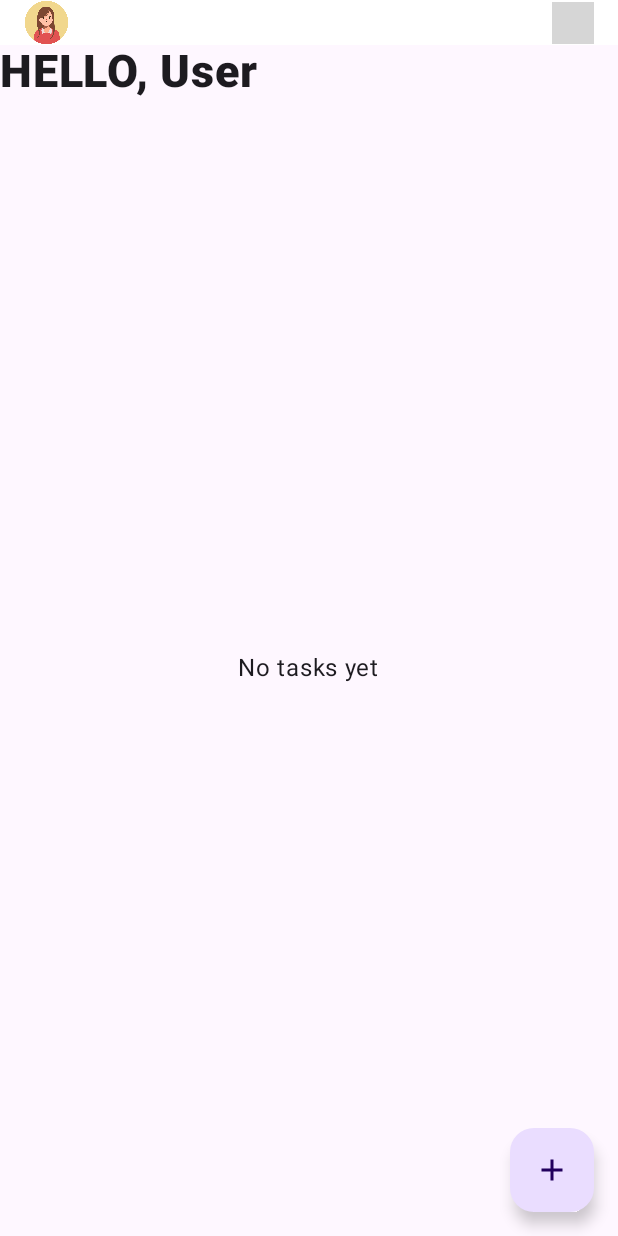
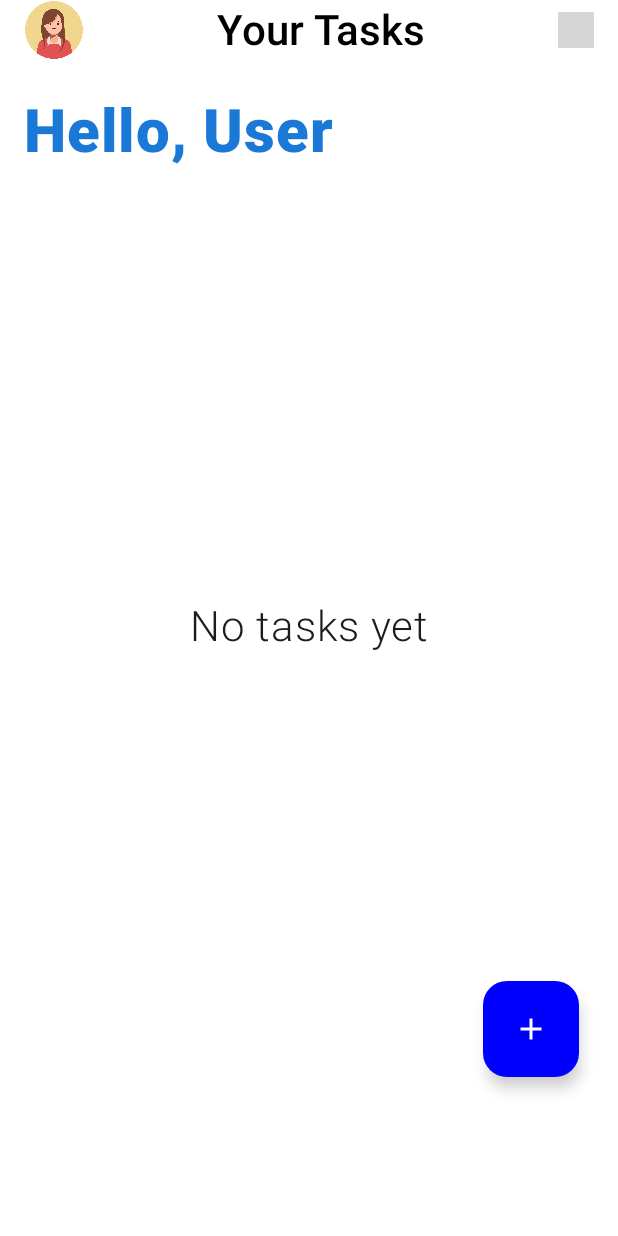
Before and after one commit to techyJimbei/momentum, an Android app built with Jetpack Compose: the TaskListScreen screen opened through its navigation route, on a phone screen of 412 x 824 dp. Run offline under Robolectric (Android 15) with nearby library versions, the phone set to English and light mode, and no system bars; grey boxes are pictures that could not be loaded.

Commit message:
Task Screen Ui done:

```diff
--- a/app/build.gradle.kts
+++ b/app/build.gradle.kts
@@ -54,6 +54,7 @@ dependencies {
     implementation("io.coil-kt:coil-gif:2.4.0")
     implementation(libs.androidx.ui.text.google.fonts)
     implementation("androidx.compose.ui:ui-text-google-fonts:1.5.3")
+    implementation ("androidx.datastore:datastore-preferences:1.0.0")
     implementation(libs.compose.constraint.layout)
     implementation("com.google.accompanist:accompanist-pager:0.23.1")
     implementation("com.google.accompanist:accompanist-pager-indicators:0.23.1")
@@ -67,6 +68,7 @@ dependencies {
     implementation ("com.squareup.okhttp3:okhttp:4.12.0")
     implementation(libs.androidx.tv.material)
     implementation(libs.androidx.compiler)
+    implementation(libs.firebase.appdistribution.gradle)
     testImplementation(libs.junit)
     androidTestImplementation(libs.androidx.junit)
     androidTestImplementation(libs.androidx.espresso.core)
--- a/app/src/main/java/com/example/momentum_app/api/UserApi.kt
+++ b/app/src/main/java/com/example/momentum_app/api/UserApi.kt
@@ -2,6 +2,7 @@ package com.example.momentum_app.api
 
 
 import com.example.momentum_app.model.Task
+import com.example.momentum_app.model.TokenAccept
 import com.example.momentum_app.model.UserLogin
 import com.example.momentum_app.model.UserRequest
 import retrofit2.Response
@@ -14,8 +15,11 @@ import retrofit2.http.Path
 
 interface UserApi {
 
-    @POST("/api/auth/login")
-    suspend fun loginUser(@Body user: UserLogin): Response<Void>
+    interface ApiService {
+        @POST("/api/auth/login")
+        suspend fun loginUser(@Body user: UserLogin): Response<TokenAccept>
+    }
+
 
     @POST("/api/save")
     suspend fun registerUser(@Body user: UserRequest): Response<Void>
--- a/app/src/main/java/com/example/momentum_app/model/UserRequest.kt
+++ b/app/src/main/java/com/example/momentum_app/model/UserRequest.kt
@@ -10,3 +10,7 @@ data class UserLogin(
     val username: String,
     val password: String
 )
+
+data class TokenAccept(
+    val token: String
+)
--- a/app/src/main/java/com/example/momentum_app/view/tasklistscreen/TaskListAddButton.kt
+++ b/app/src/main/java/com/example/momentum_app/view/tasklistscreen/TaskListAddButton.kt
@@ -1,14 +1,33 @@
 package com.example.momentum_app.view.tasklistscreen
 
+import androidx.compose.foundation.layout.size
 import androidx.compose.material.icons.Icons
 import androidx.compose.material.icons.filled.Add
 import androidx.compose.material3.FloatingActionButton
 import androidx.compose.material3.Icon
 import androidx.compose.runtime.Composable
+import androidx.compose.ui.Modifier
+import androidx.compose.ui.graphics.Color
+import androidx.compose.ui.unit.dp
+
 
 @Composable
-fun TaskListAddButton(onClick: () -> Unit) {
-    FloatingActionButton(onClick = onClick) {
-        Icon(Icons.Default.Add, contentDescription = "Add Task")
+fun TaskListAddButton(
+    onClick: () -> Unit,
+    modifier: Modifier = Modifier
+) {
+    FloatingActionButton(
+        onClick = onClick,
+        containerColor = Color.Blue,
+        contentColor = Color.White,
+        modifier = modifier
+            .size(64.dp)
+    ) {
+        Icon(
+            imageVector = Icons.Default.Add,
+            contentDescription = "Add Task",
+            tint = Color.White,
+            modifier = Modifier.size(24.dp)
+        )
     }
 }
--- a/app/src/main/java/com/example/momentum_app/view/tasklistscreen/TaskListGreeting.kt
+++ b/app/src/main/java/com/example/momentum_app/view/tasklistscreen/TaskListGreeting.kt
@@ -2,11 +2,14 @@ package com.example.momentum_app.view.tasklistscreen
 
 import android.content.Context
 import androidx.compose.foundation.layout.Column
+import androidx.compose.foundation.layout.padding
 import androidx.compose.material3.Text
 import androidx.compose.runtime.Composable
 import androidx.compose.ui.Alignment
 import androidx.compose.ui.Modifier
+import androidx.compose.ui.graphics.Color
 import androidx.compose.ui.text.font.FontWeight
+import androidx.compose.ui.unit.dp
 import androidx.compose.ui.unit.sp
 
 @Composable
@@ -15,13 +18,14 @@ fun TaskListGreeting(
     context: Context
 ) {
     Column(
-        modifier = modifier,
+        modifier = modifier.padding(start = 16.dp, top = 24.dp),
         horizontalAlignment = Alignment.CenterHorizontally
     ) {
         Text(
-            text = "HELLO, ${getUsername(context)}",
+            text = "Hello, ${getUsername(context)}",
             fontWeight = FontWeight.ExtraBold,
-            fontSize = 30.sp
+            fontSize = 40.sp,
+            color = Color(0xFF1A78D6)
         )
     }
 }
--- a/app/src/main/java/com/example/momentum_app/view/tasklistscreen/TaskListHeader.kt
+++ b/app/src/main/java/com/example/momentum_app/view/tasklistscreen/TaskListHeader.kt
@@ -5,20 +5,23 @@ import androidx.compose.foundation.background
 import androidx.compose.foundation.clickable
 import androidx.compose.foundation.layout.*
 import androidx.compose.foundation.shape.CircleShape
+import androidx.compose.material.Text
 import androidx.compose.runtime.Composable
 import androidx.compose.ui.Alignment
 import androidx.compose.ui.Modifier
 import androidx.compose.ui.draw.clip
 import androidx.compose.ui.graphics.Color
 import androidx.compose.ui.res.painterResource
+import androidx.compose.ui.text.font.FontWeight
 import androidx.compose.ui.unit.dp
+import androidx.compose.ui.unit.sp
 import com.example.momentum_app.R
 
 @Composable
 fun TaskListHeader(modifier: Modifier = Modifier) {
     Row(
         modifier = modifier
-            .background(color = Color.White)
+            .background(color = Color.Transparent)
             .fillMaxWidth()
             .padding(horizontal = 16.dp),
         horizontalArrangement = Arrangement.SpaceBetween,
@@ -28,15 +31,17 @@ fun TaskListHeader(modifier: Modifier = Modifier) {
             painter = painterResource(id = R.drawable.dummy_pfp1),
             contentDescription = null,
             modifier = Modifier
-                .size(30.dp)
+                .size(40.dp)
                 .clip(CircleShape)
         )
+
+        Text(text = "Your Tasks", fontSize = 28.sp, fontWeight = FontWeight.W500)
 
         Image(
             painter = painterResource(id = R.drawable.three_dots_icon),
             contentDescription = null,
             modifier = Modifier
-                .size(28.dp)
+                .size(24.dp)
                 .clickable { }
         )
     }
--- a/app/src/main/java/com/example/momentum_app/view/tasklistscreen/TaskListScreen.kt
+++ b/app/src/main/java/com/example/momentum_app/view/tasklistscreen/TaskListScreen.kt
@@ -9,7 +9,10 @@ import androidx.compose.material3.*
 import androidx.compose.runtime.*
 import androidx.compose.ui.Alignment
 import androidx.compose.ui.Modifier
+import androidx.compose.ui.graphics.Color
+import androidx.compose.ui.text.font.FontWeight
 import androidx.compose.ui.unit.dp
+import androidx.compose.ui.unit.sp
 import com.example.momentum_app.model.Task
 import com.example.momentum_app.viewmodel.TaskListViewModel
 
@@ -34,10 +37,12 @@ fun TaskListScreen(
     }
 
     Scaffold(
+        containerColor = Color.White,
         floatingActionButton = {
-            TaskListAddButton {
-                showAddDialog = true
-            }
+            TaskListAddButton(
+                onClick = { showAddDialog = true },
+                modifier =  Modifier.padding(bottom = 90.dp, end = 10.dp)
+            )
         }
     ) { padding ->
         Column(modifier = Modifier.padding(padding)) {
@@ -49,9 +54,12 @@ fun TaskListScreen(
                     modifier = Modifier
                         .fillMaxSize()
                         .padding(32.dp),
-                    contentAlignment = Alignment.Center
+                contentAlignment = Alignment.Center
                 ) {
-                    Text("No tasks yet", style = MaterialTheme.typography.bodyLarge)
+                    Text("No tasks yet",
+                        fontSize = 28.sp,
+                        fontWeight = FontWeight.W300,
+                        modifier = Modifier.padding(bottom = 100.dp))
                 }
             } else {
                 LazyColumn {
--- a/gradle/libs.versions.toml
+++ b/gradle/libs.versions.toml
@@ -12,6 +12,7 @@ uiTextGoogleFonts = "1.7.8"
 compose-constraint-layout = "1.0.1"
 tvMaterial = "1.0.0"
 compiler = "3.2.0-alpha11"
+firebaseAppdistributionGradle = "5.1.1"
 
 
 [libraries]
@@ -33,6 +34,7 @@ androidx-ui-text-google-fonts = { group = "androidx.compose.ui", name = "ui-text
 compose-constraint-layout = { group = "androidx.constraintlayout", name = "constraintlayout-compose", version.ref = "compose-constraint-layout"}
 androidx-tv-material = { group = "androidx.tv", name = "tv-material", version.ref = "tvMaterial" }
 androidx-compiler = { group = "androidx.databinding", name = "compiler", version.ref = "compiler" }
+firebase-appdistribution-gradle = { group = "com.google.firebase", name = "firebase-appdistribution-gradle", version.ref = "firebaseAppdistributionGradle" }
 
 [plugins]
 android-application = { id = "com.android.application", version.ref = "agp" }
```
Also changed, not shown: app/src/main/java/com/example/momentum_app/api/RetrofitInstance.kt (+17 -0 lines), app/src/main/java/com/example/momentum_app/jwttoken/AuthInceptor.kt (added, +20 -0 lines), app/src/main/java/com/example/momentum_app/jwttoken/TokenManager.kt (added, +26 -0 lines), app/src/main/java/com/example/momentum_app/repository/AuthRespositroy.kt (added, +26 -0 lines), app/src/main/java/com/example/momentum_app/repository/UserRepositry.kt (+7 -2 lines).
